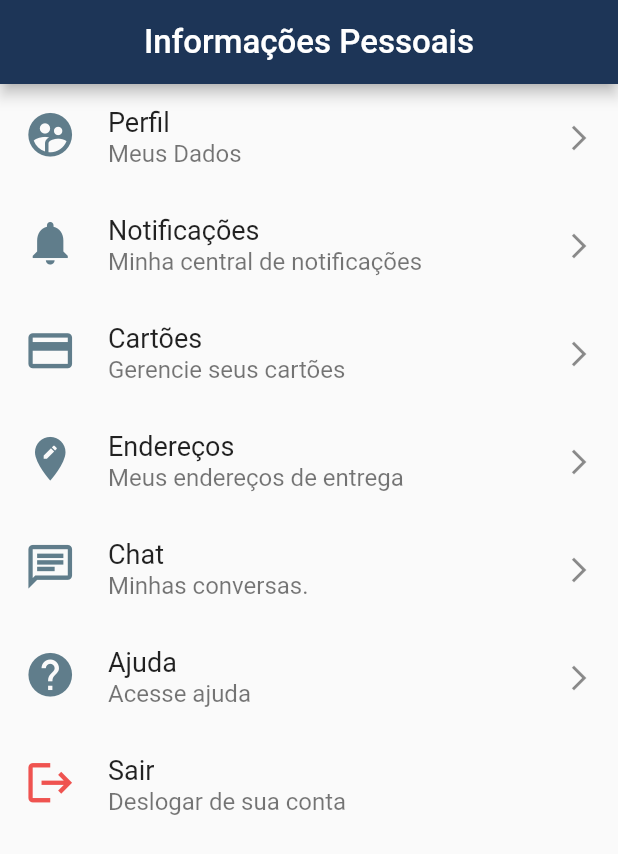
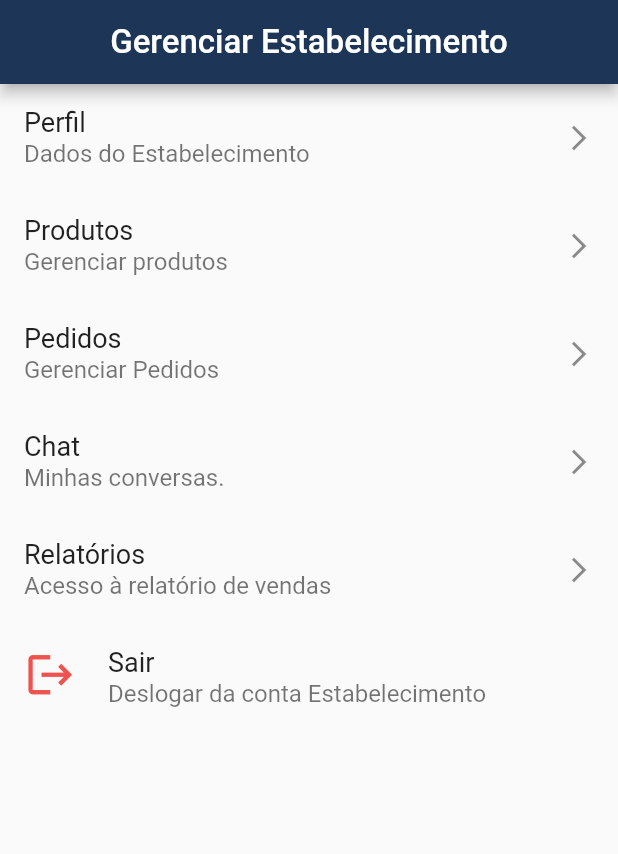
Before and after one commit to fonseca741/9794-AS, a Flutter app: the screen it shows after launch, on a phone screen of 412 x 824 dp. Shown: the top 854 px of the screen. Run offline on Flutter 3.47's test engine with Material 2 defaults, Android fonts, the phone set to English and light mode, and no system bars; our stand-ins replace rflutter_alert.

Commit message:
Home estabelecimentos implementada

```diff
--- a/lib/Routes/app_routes.dart
+++ b/lib/Routes/app_routes.dart
@@ -2,5 +2,6 @@ class AppRoutes {
   static const CADASTRO_USUARIO = '/cadastroUsuario';
   static const FAQ = '/faq';
   static const SAC = '/sac';
-  static const INFO_PESSOAIS = '/';
+  static const INFO_PESSOAIS = '/infoPessoais';
+  static const HOME_ESTABELECIMENTO = '/';
 }
--- /dev/null
+++ b/lib/Views/homeEstabelecimento.dart
@@ -0,0 +1,77 @@
+import 'package:flutter/material.dart';
+import 'package:iClothes/Routes/app_routes.dart';
+
+class ViewHomeEstabelecimento extends StatelessWidget {
+  @override
+  Widget build(BuildContext context) {
+    return Scaffold(
+        appBar: AppBar(
+          centerTitle: true,
+          title:
+              Text('Gerenciar Estabelecimento', style: TextStyle(fontSize: 22)),
+        ),
+        body: Column(
+          children: <Widget>[
+            ListTile(
+              title: Text('Perfil', style: TextStyle(fontSize: 18)),
+              subtitle: Text('Dados do Estabelecimento',
+                  style: TextStyle(fontSize: 16)),
+              trailing: Icon(
+                Icons.arrow_forward_ios,
+                size: 20,
+              ),
+            ),
+            ListTile(
+              title: Text('Produtos', style: TextStyle(fontSize: 18)),
+              subtitle:
+                  Text('Gerenciar produtos', style: TextStyle(fontSize: 16)),
+              trailing: Icon(
+                Icons.arrow_forward_ios,
+                size: 20,
+              ),
+              // onTap: () => {}
+            ),
+            ListTile(
+              title: Text('Pedidos', style: TextStyle(fontSize: 18)),
+              subtitle:
+                  Text('Gerenciar Pedidos', style: TextStyle(fontSize: 16)),
+              trailing: Icon(
+                Icons.arrow_forward_ios,
+                size: 20,
+              ),
+              // onTap: () => {}
+            ),
+            ListTile(
+              title: Text('Chat', style: TextStyle(fontSize: 18)),
+              subtitle:
+                  Text('Minhas conversas.', style: TextStyle(fontSize: 16)),
+              trailing: Icon(
+                Icons.arrow_forward_ios,
+                size: 20,
+              ),
+              // onTap: () => {}
+            ),
+            ListTile(
+                title: Text('Relatórios', style: TextStyle(fontSize: 18)),
+                subtitle: Text('Acesso à relatório de vendas',
+                    style: TextStyle(fontSize: 16)),
+                trailing: Icon(
+                  Icons.arrow_forward_ios,
+                  size: 20,
+                ),
+                onTap: () => {Navigator.of(context).pushNamed(AppRoutes.FAQ)}),
+            ListTile(
+              leading: Icon(
+                Icons.logout,
+                size: 35,
+                color: Colors.red.shade400,
+              ),
+              title: Text('Sair', style: TextStyle(fontSize: 18)),
+              subtitle: Text('Deslogar da conta Estabelecimento',
+                  style: TextStyle(fontSize: 16)),
+              // onTap: () => {}
+            ),
+          ],
+        ));
+  }
+}
--- a/lib/main.dart
+++ b/lib/main.dart
@@ -1,6 +1,7 @@
 import 'package:flutter/material.dart';
 import 'package:iClothes/Routes/app_routes.dart';
 import 'package:iClothes/Views/cadastroUsuario.dart';
+import 'package:iClothes/Views/homeEstabelecimento.dart';
 import 'Views/faq.dart';
 import 'Views/infoPessoais.dart';
 import 'Views/sac.dart';
@@ -26,6 +27,7 @@ class _MyAppState extends State<MyApp> {
           AppRoutes.FAQ: (_) => ViewFaq(),
           AppRoutes.SAC: (_) => ViewSac(),
           AppRoutes.CADASTRO_USUARIO: (_) => ViewCadastroUsuario(),
+          AppRoutes.HOME_ESTABELECIMENTO: (_) => ViewHomeEstabelecimento(),
         });
   }
 }
```
